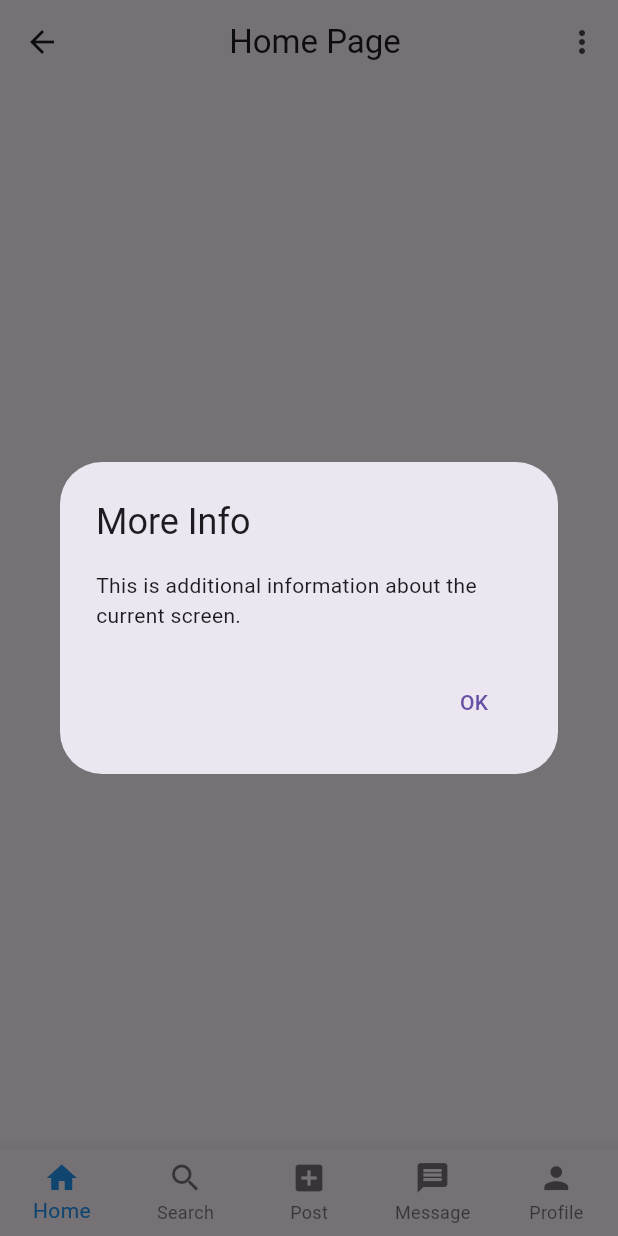
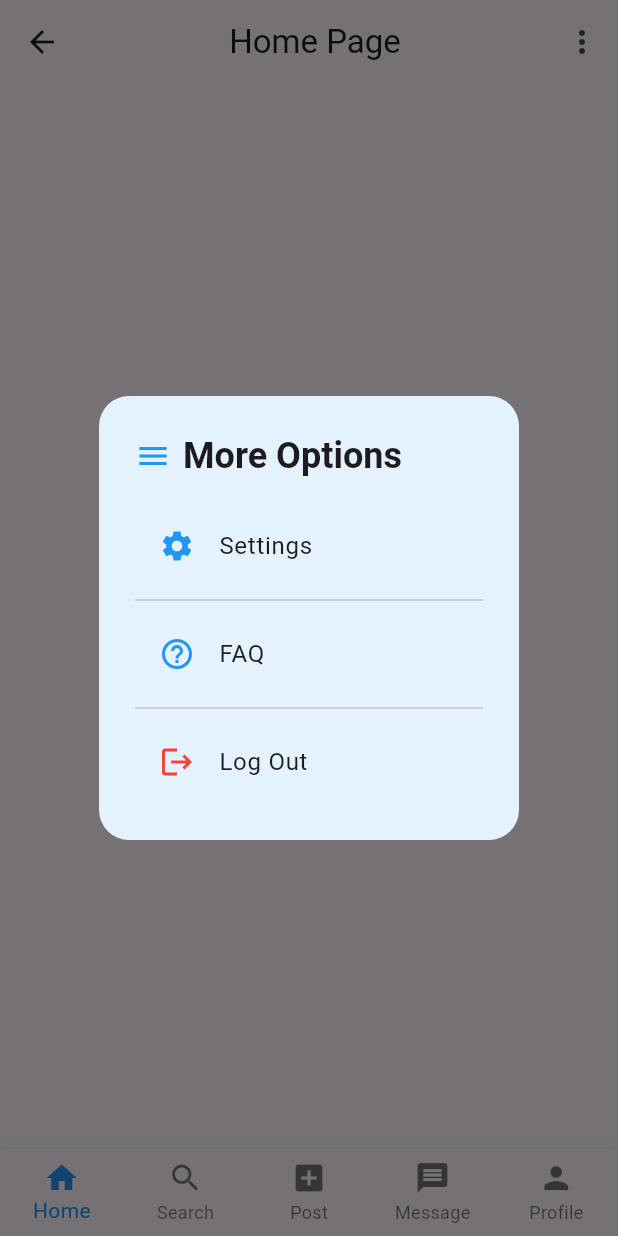
Before and after one commit to spencerterogene/infoapp, a Flutter app: the HomePage screen opened directly, after a tap on the "more vert" icon, on a phone screen of 412 x 824 dp. Run offline on Flutter 3.47's test engine with Material 3 defaults, Android fonts, the light colour scheme and no system bars.

Commit message:
more icon

```diff
--- a/lib/main.dart
+++ b/lib/main.dart
@@ -53,7 +53,7 @@ class _LoadingPageState extends State<LoadingPage> {
             // const Icon(
             //   Icons.circle, // Vous pouvez remplacer par un logo personnalisé
             //   size: 100,
-            //   color: Colors.blue, // Couleur bleue pour l'icône
+            //   color: Colors.blue, // Couleur bleue pou r l'icône
             // ),
             const SizedBox(height: 20), // Espacement avant l'indicateur de chargement
 
@@ -523,23 +523,77 @@ class _HomePageState extends State<HomePage> {
     );
   }
 
-  // Function to show a "More Info" dialog
+  // Function to show a dialog with a list of options (Settings, FAQ, Log Out)
 void _showMoreInfoDialog(BuildContext context) {
   showDialog(
     context: context,
     builder: (BuildContext context) {
       return AlertDialog(
-          title: const Text('More Info'),
-          content: const Text(
-              'This is additional information about the current screen.'),
-          actions: [
-            TextButton(
-              onPressed: () {
-                Navigator.of(context).pop(); // Close the dialog
-              },
-              child: const Text('OK'),
+        shape: RoundedRectangleBorder(
+          borderRadius: BorderRadius.circular(20), // Rounded corners
+        ),
+        backgroundColor: Colors.blue[50], // Light blue background
+        title: Row(
+          children: [
+            Icon(
+              Icons.menu, // Menu icon
+              color: Colors.blue,
+            ),
+            const SizedBox(width: 8), // Space between icon and title
+            const Text(
+              'More Options',
+              style: TextStyle(
+                fontWeight: FontWeight.bold,
+              ),
             ),
           ],
+        ),
+        content: Column(
+          mainAxisSize: MainAxisSize.min, // Make the dialog height dynamic
+          children: [
+            // Settings item
+            ListTile(
+              leading: const Icon(Icons.settings, color: Colors.blue),
+              title: const Text('Settings'),
+              onTap: () {
+                Navigator.of(context).pop(); // Close the dialog
+                Navigator.of(context).push(
+                  MaterialPageRoute(
+                    builder: (context) => const SettingsPage(), // Navigate to SettingsPage
+                  ),
+                );
+              },
+            ),
+            const Divider(), // Divider line
+            // FAQ item
+            ListTile(
+              leading: const Icon(Icons.help_outline, color: Colors.blue),
+              title: const Text('FAQ'),
+              onTap: () {
+                Navigator.of(context).pop(); // Close the dialog
+                Navigator.of(context).push(
+                  MaterialPageRoute(
+                    builder: (context) => const FAQPage(), // Navigate to FAQPage
+                  ),
+                );
+              },
+            ),
+            const Divider(), // Divider line
+            // Log Out item
+            ListTile(
+              leading: const Icon(Icons.logout, color: Colors.red),
+              title: const Text('Log Out'),
+              onTap: () {
+                Navigator.of(context).pop(); // Close the dialog
+                Navigator.of(context).pushReplacement(
+                  MaterialPageRoute(
+                    builder: (context) => const LoginPage(), // Navigate to LoginPage
+                  ),
+                );
+              },
+            ),
+          ],
+        ),
       );
     },
   );
@@ -617,3 +671,43 @@ class ProfileScreen extends StatelessWidget {
     );
   }
 }
+
+class FAQPage extends StatelessWidget {
+  const FAQPage({super.key});
+
+  @override
+  Widget build(BuildContext context) {
+    return Scaffold(
+      appBar: AppBar(
+        title: const Text('FAQ'),
+        backgroundColor: Colors.blue,
+      ),
+      body: const Center(
+        child: Text(
+          'FAQ Page',
+          style: TextStyle(fontSize: 24),
+        ),
+      ),
+    );
+  }
+}
+
+class SettingsPage extends StatelessWidget {
+  const SettingsPage({super.key});
+
+  @override
+  Widget build(BuildContext context) {
+    return Scaffold(
+      appBar: AppBar(
+        title: const Text('Settings'),
+        backgroundColor: Colors.blue,
+      ),
+      body: const Center(
+        child: Text(
+          'Settings Page',
+          style: TextStyle(fontSize: 24),
+        ),
+      ),
+    );
+  }
+}
```
Lines whose indentation alone changed are shown as unchanged.
